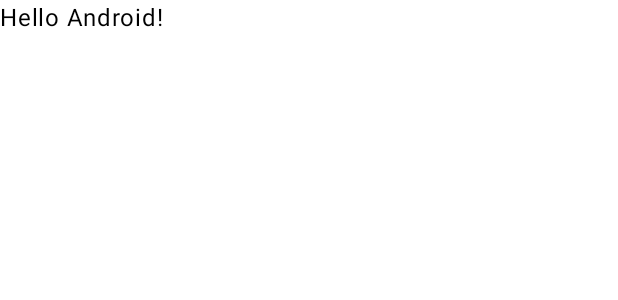
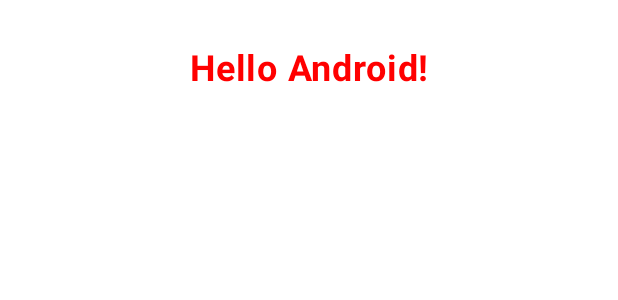
Before and after one commit to umilton-git/CalendarApp, an Android app built with Jetpack Compose: the @Preview function GreetingPreview, on a phone screen of 412 x 824 dp. Shown: the top 300 px of the screen. Run offline under Robolectric (Android 15) with nearby library versions, the phone set to English and light mode, and no system bars.

```diff
--- a/app/src/main/java/com/example/calendarapp/MainActivity.kt
+++ b/app/src/main/java/com/example/calendarapp/MainActivity.kt
@@ -12,6 +12,14 @@ import androidx.compose.runtime.Composable
 import androidx.compose.ui.Modifier
 import androidx.compose.ui.tooling.preview.Preview
 import com.example.calendarapp.ui.theme.CalendarAppTheme
+import androidx.compose.ui.graphics.Color
+import androidx.compose.ui.text.font.FontWeight
+import androidx.compose.ui.unit.sp
+import androidx.compose.ui.text.style.TextAlign
+import androidx.compose.foundation.layout.fillMaxWidth
+import androidx.compose.foundation.layout.padding
+import androidx.compose.ui.unit.dp
+
 
 class MainActivity : ComponentActivity() {
     override fun onCreate(savedInstanceState: Bundle?) {
@@ -34,9 +42,16 @@ class MainActivity : ComponentActivity() {
 fun Greeting(name: String, modifier: Modifier = Modifier) {
     Text(
         text = "Hello $name!",
+        color = Color.Red,
+        fontSize = 24.sp,
+        fontWeight = FontWeight.Bold,
+        textAlign = TextAlign.Center,
         modifier = modifier
+            .fillMaxWidth()
+            .padding(top = 32.dp)
     )
 }
+
 
 @Preview(showBackground = true)
 @Composable
--- a/app/src/main/res/values/strings.xml
+++ b/app/src/main/res/values/strings.xml
@@ -1,3 +1,3 @@
 <resources>
-    <string name="app_name">CalendarApp</string>
+    <string name="app_name">My Calendar</string>
 </resources>
```
